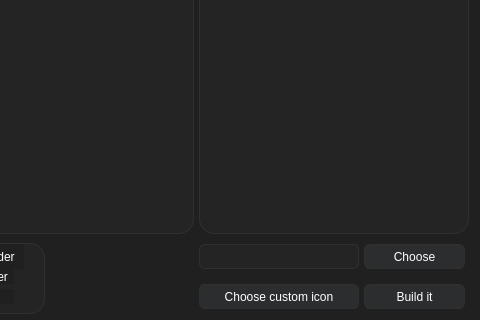
BarsTiger/daun, file ui/main.ui: the form before one commit; both pictures show x 86 to 566 and y 146 to 466 of the 566 by 466 pixel window.
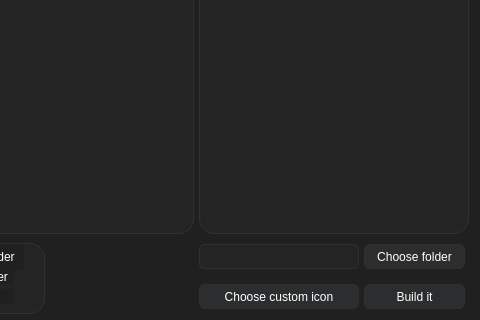
The form after the commit. Icons and pictures are not drawn.

Commit message: Development of daun-builder

Patch:
```diff
--- a/ui/main.ui
+++ b/ui/main.ui
@@ -259,7 +259,7 @@
 }</string>
     </property>
     <property name="text">
-     <string>Choose</string>
+     <string>Choose folder</string>
     </property>
     <property name="autoDefault">
      <bool>false</bool>
```
The commit also changes 1 other file.
